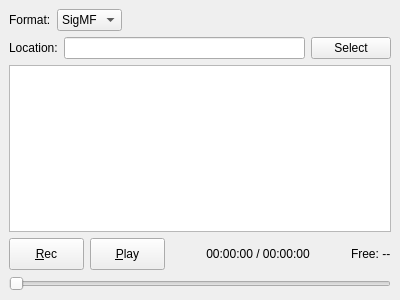
Qt form src/qtgui/iq_tool.ui (gopher2/gqrx) before a commit.
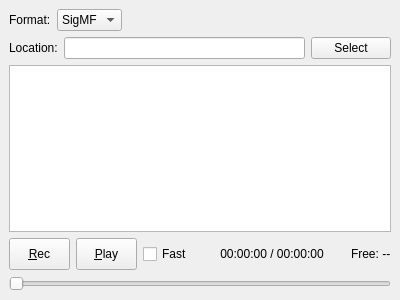
The same form after that commit. Icons and pictures are not drawn.

Commit message: Add fast IQ file playback with spectrogram mode

Patch:
```diff
--- a/src/qtgui/iq_tool.ui
+++ b/src/qtgui/iq_tool.ui
@@ -215,6 +215,16 @@
        </property>
       </widget>
      </item>
+     <item>
+      <widget class="QCheckBox" name="fastPlaybackCheck">
+       <property name="toolTip">
+        <string>Play file as fast as possible (no throttling)</string>
+       </property>
+       <property name="text">
+        <string>Fast</string>
+       </property>
+      </widget>
+     </item>
      <item>
       <spacer name="horizontalSpacer">
        <property name="orientation">
```
The commit also changes 10 other files.
